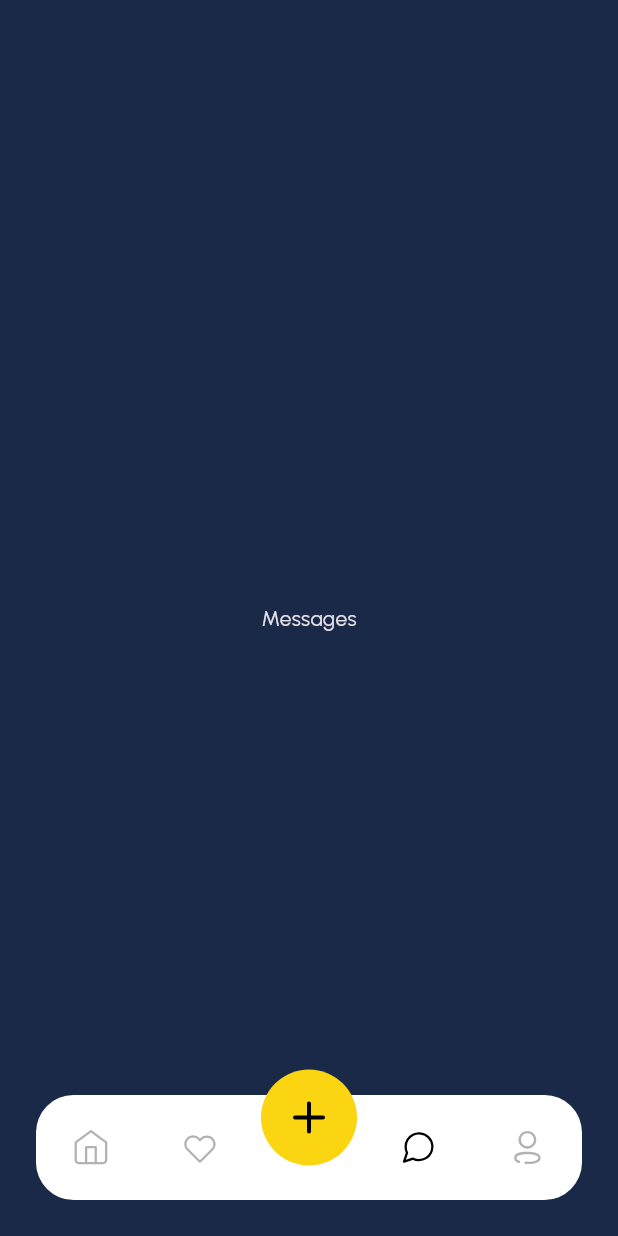
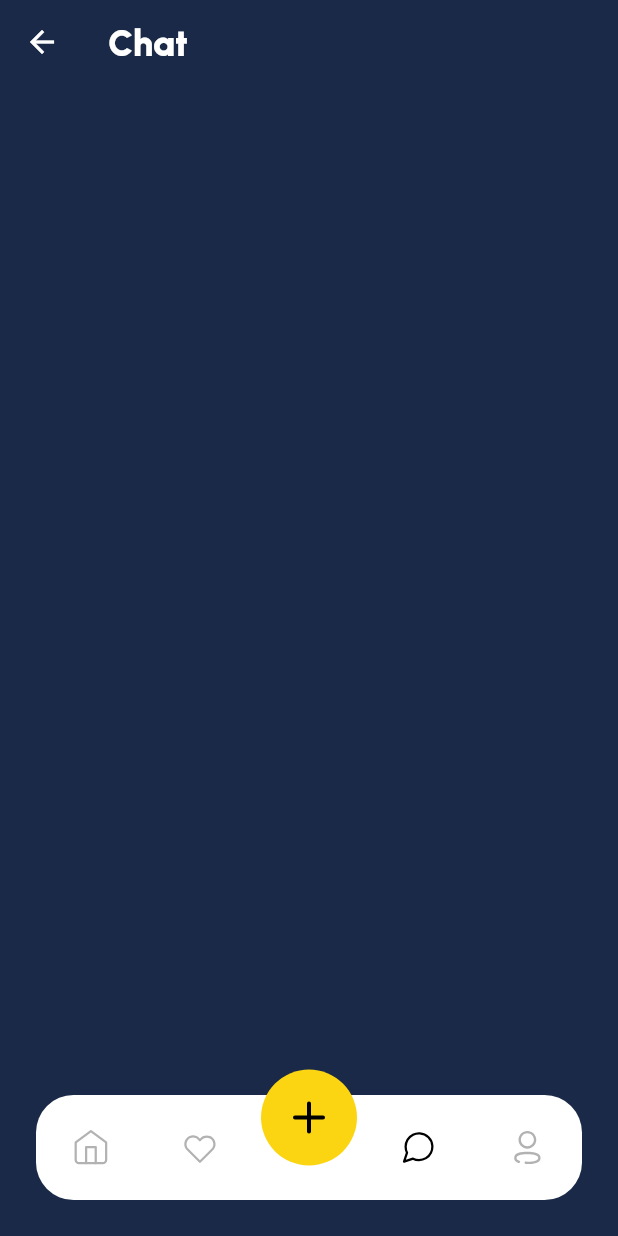
Before and after one commit to emitsianis/the-real-thing, a Flutter app: the MainPage screen opened by its route, item 3 of the bottom bar chosen, on a phone screen of 412 x 824 dp. Run offline on Flutter 3.47's test engine with Material 3 defaults, Android fonts, the phone set to English and light mode, and no system bars; our stand-ins replace flutter_map, flutter_svg, image_picker, latlong2; accounts and stored records are empty; network calls fail; project files that could hold a hidden picture were left out.

Commit message:
Add: Chat

```diff
--- /dev/null
+++ b/lib/data/models/chat.dart
@@ -0,0 +1,15 @@
+import 'package:the_real_thing/data/models/user.dart';
+
+class Chat {
+  final String message;
+  final User user;
+
+  Chat(this.message, this.user);
+
+  factory Chat.fromJson(Map<String, dynamic> json) {
+    return Chat(
+      json['message'],
+      User.fromJson(json['user']),
+    );
+  }
+}
--- /dev/null
+++ b/lib/pages/chat_page.dart
@@ -0,0 +1,31 @@
+import 'package:flutter/material.dart';
+import 'package:provider/provider.dart';
+import 'package:the_real_thing/components/chat_me_item.dart';
+import 'package:the_real_thing/components/chat_other_item.dart';
+import 'package:the_real_thing/components/toolbar.dart';
+import 'package:the_real_thing/provider/app_repo.dart';
+
+class ChatPage extends StatelessWidget {
+  const ChatPage({super.key});
+
+  @override
+  Widget build(BuildContext context) {
+    final provider = context.watch<AppRepo>();
+
+    return Scaffold(
+      appBar: Toolbar(title: 'Chat'),
+      body: ListView.builder(
+        itemBuilder: (context, index) {
+          final chat = provider.chats[index];
+
+          if (chat.user.id == provider.user?.id) {
+            return ChatMeItem(chat: chat);
+          } else {
+            return ChatOtherItem(chat: chat);
+          }
+        },
+        itemCount: provider.chats.length,
+      ),
+    );
+  }
+}
--- a/lib/pages/main_page.dart
+++ b/lib/pages/main_page.dart
@@ -3,6 +3,7 @@ import 'package:flutter/material.dart';
 import 'package:flutter_svg/flutter_svg.dart';
 import 'package:the_real_thing/components/new_post_modal.dart';
 import 'package:the_real_thing/config/app_strings.dart';
+import 'package:the_real_thing/pages/chat_page.dart';
 import 'package:the_real_thing/pages/home_page.dart';
 import 'package:the_real_thing/pages/profile_page.dart';
 import 'package:the_real_thing/styles/app_colors.dart';
@@ -24,7 +25,7 @@ class _MainPageState extends State<MainPage> {
     HomePage(),
     const Center(child: Text(AppStrings.favorites)),
     const Center(child: Text(AppStrings.addPost)),
-    const Center(child: Text(AppStrings.messages)),
+    ChatPage(),
     ProfilePage(),
   ];
 
--- a/lib/provider/app_repo.dart
+++ b/lib/provider/app_repo.dart
@@ -1,14 +1,31 @@
+import 'dart:convert';
+
 import 'package:flutter/material.dart';
+import 'package:the_real_thing/data/models/chat.dart';
+import 'package:web_socket_channel/web_socket_channel.dart';
 
 import '../data/models/user.dart';
 
 class AppRepo extends ChangeNotifier {
   String? _token;
   User? user;
+  WebSocketChannel? _channel;
+  List<Chat> chats = [];
 
   set token(String? value) {
     _token = value;
+    // _connectSocket();
+
   }
 
   String? get token => _token;
+
+  _connectSocket() {
+    final wsUrl = Uri.parse('ws://localhost:8080/ws?token=$_token');
+    _channel = WebSocketChannel.connect(wsUrl);
+    _channel?.stream.listen((message) {
+      chats.add(Chat.fromJson(jsonDecode(message)));
+      notifyListeners();
+    });
+  }
 }
--- a/pubspec.yaml
+++ b/pubspec.yaml
@@ -42,6 +42,7 @@ dependencies:
   provider: ^6.1.2
   image_picker: ^1.0.7
   image_cropper: ^5.0.1
+  web_socket_channel: ^2.4.4
 
 dev_dependencies:
   flutter_test:
```
Also changed, not shown: lib/components/chat_me_item.dart (added, +48 -0 lines), lib/components/chat_other_item.dart (added, +59 -0 lines), pubspec.lock.
